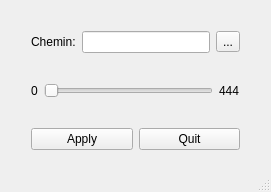
This is mainwindow.ui in plefebvre91/WarzoneEasy as Qt 5 draws it before an edit. The edited form follows.
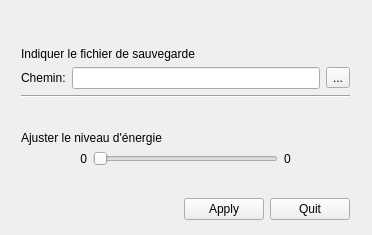
This is the edited form.

Patch:
```diff
--- a/mainwindow.ui
+++ b/mainwindow.ui
@@ -6,8 +6,8 @@
    <rect>
     <x>0</x>
     <y>0</y>
-    <width>271</width>
-    <height>192</height>
+    <width>372</width>
+    <height>235</height>
    </rect>
   </property>
   <property name="windowTitle">
@@ -17,16 +17,40 @@
    <widget class="QWidget" name="verticalLayoutWidget">
     <property name="geometry">
      <rect>
-      <x>20</x>
-      <y>20</y>
-      <width>231</width>
-      <height>141</height>
+      <x>10</x>
+      <y>10</y>
+      <width>351</width>
+      <height>221</height>
      </rect>
     </property>
     <layout class="QVBoxLayout" name="globalLayout">
      <item>
       <layout class="QHBoxLayout" name="filePathLayout">
        <item>
+        <layout class="QVBoxLayout" name="verticalLayout">
+         <item>
+          <spacer name="verticalSpacer_2">
+           <property name="orientation">
+            <enum>Qt::Vertical</enum>
+           </property>
+           <property name="sizeHint" stdset="0">
+            <size>
+             <width>20</width>
+             <height>40</height>
+            </size>
+           </property>
+          </spacer>
+         </item>
+         <item>
+          <widget class="QLabel" name="label">
+           <property name="text">
+            <string>Indiquer le fichier de sauvegarde</string>
+           </property>
+          </widget>
+         </item>
+         <item>
+          <layout class="QHBoxLayout" name="horizontalLayout">
+           <item>
         <widget class="QLabel" name="lblFilePath">
          <property name="text">
           <string>Chemin:</string>
@@ -34,7 +58,11 @@
         </widget>
        </item>
        <item>
-        <widget class="QLineEdit" name="txtFilePath"/>
+            <widget class="QLineEdit" name="txtFilePath">
+             <property name="toolTip">
+              <string>&lt;html&gt;&lt;head/&gt;&lt;body&gt;&lt;p&gt;Indique le fichier de sauvegarde (il se trouve en principe dans ~/home/pierre&lt;/p&gt;&lt;/body&gt;&lt;/html&gt;</string>
+             </property>
+            </widget>
        </item>
        <item>
         <widget class="QToolButton" name="btnFilePath">
@@ -45,13 +73,52 @@
        </item>
       </layout>
      </item>
+        </layout>
+       </item>
+      </layout>
+     </item>
+     <item>
+      <widget class="Line" name="line">
+       <property name="orientation">
+        <enum>Qt::Horizontal</enum>
+       </property>
+      </widget>
+     </item>
+     <item>
+      <layout class="QVBoxLayout" name="verticalLayout_2">
+       <item>
+        <spacer name="verticalSpacer">
+         <property name="orientation">
+          <enum>Qt::Vertical</enum>
+         </property>
+         <property name="sizeHint" stdset="0">
+          <size>
+           <width>20</width>
+           <height>40</height>
+          </size>
+         </property>
+        </spacer>
+       </item>
+       <item>
+        <widget class="QLabel" name="label_2">
+         <property name="text">
+          <string>Ajuster le niveau d'énergie</string>
+         </property>
+        </widget>
+       </item>
      <item>
       <layout class="QHBoxLayout" name="powerLayout">
        <item>
         <widget class="QLabel" name="lblMinPower">
+           <property name="layoutDirection">
+            <enum>Qt::LeftToRight</enum>
+           </property>
          <property name="text">
           <string>0</string>
          </property>
+           <property name="alignment">
+            <set>Qt::AlignRight|Qt::AlignTrailing|Qt::AlignVCenter</set>
+           </property>
         </widget>
        </item>
        <item>
@@ -68,8 +135,11 @@
          <property name="pageStep">
           <number>10</number>
          </property>
+           <property name="value">
+            <number>0</number>
+           </property>
          <property name="sliderPosition">
-          <number>44</number>
+            <number>0</number>
          </property>
          <property name="orientation">
           <enum>Qt::Horizontal</enum>
@@ -91,14 +161,42 @@
        <item>
         <widget class="QLabel" name="lblPower">
          <property name="text">
-          <string>444</string>
+            <string>0</string>
          </property>
         </widget>
        </item>
       </layout>
+       </item>
+      </layout>
+     </item>
+     <item>
+      <spacer name="verticalSpacer_3">
+       <property name="orientation">
+        <enum>Qt::Vertical</enum>
+       </property>
+       <property name="sizeHint" stdset="0">
+        <size>
+         <width>20</width>
+         <height>40</height>
+        </size>
+       </property>
+      </spacer>
      </item>
      <item>
       <layout class="QHBoxLayout" name="buttonsLayout">
+       <item>
+        <spacer name="horizontalSpacer">
+         <property name="orientation">
+          <enum>Qt::Horizontal</enum>
+         </property>
+         <property name="sizeHint" stdset="0">
+          <size>
+           <width>40</width>
+           <height>20</height>
+          </size>
+         </property>
+        </spacer>
+       </item>
        <item>
         <widget class="QPushButton" name="btnApply">
          <property name="text">
@@ -118,7 +216,6 @@
     </layout>
    </widget>
   </widget>
-  <widget class="QStatusBar" name="statusBar"/>
  </widget>
  <layoutdefault spacing="6" margin="11"/>
  <resources/>
```
Left out of the diff: 14 changed lines with no effect on the pictures. Lines whose indentation alone changed are shown as unchanged.
